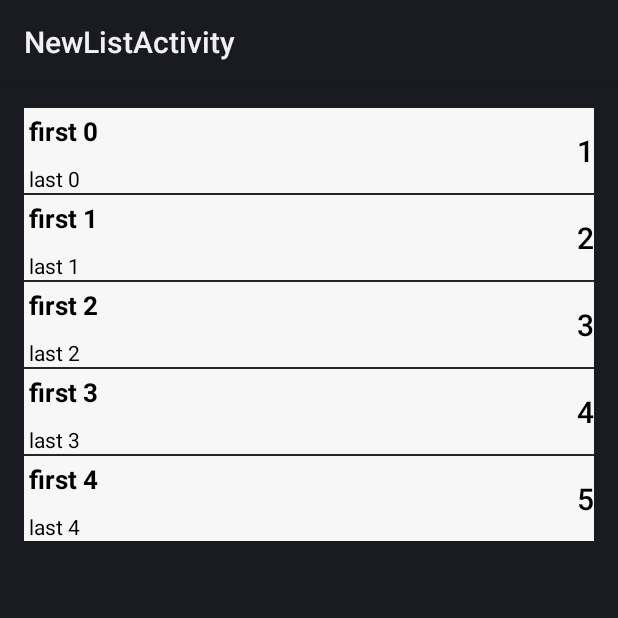
After one commit to cybergrouch/Contacts, an Android app: the NewListActivity screen opened directly, with no data from a screen before it, on a phone screen of 412 x 824 dp, the top half of it. The commit adds this screen. Run offline under Robolectric (Android 15) with nearby library versions, the phone set to English and light mode, and no system bars.

Commit message:
Adding NewListActivity

```diff
--- a/app/src/main/AndroidManifest.xml
+++ b/app/src/main/AndroidManifest.xml
@@ -18,9 +18,10 @@
                 <category android:name="android.intent.category.LAUNCHER" />
             </intent-filter>
         </activity>
-
         <activity android:name=".ContactListActivity" />
-
+        <activity
+            android:name=".NewListActivity"
+            android:label="@string/title_activity_new_list"></activity>
     </application>
 
 </manifest>
--- /dev/null
+++ b/app/src/main/java/com/paypal/first/contactsadapter/NewListActivity.java
@@ -0,0 +1,32 @@
+package com.paypal.first.contactsadapter;
+
+import android.app.Activity;
+import android.os.Bundle;
+import android.widget.ListView;
+
+import java.util.ArrayList;
+import java.util.List;
+
+public class NewListActivity extends Activity {
+
+    @Override
+    protected void onCreate(Bundle savedInstanceState) {
+        super.onCreate(savedInstanceState);
+        setContentView(R.layout.activity_new_list);
+
+        List<Person> listPerson = new ArrayList<>();
+        for (int i = 0; i < 5; i++) {
+            Person person = new Person();
+            person.setFirstName("first " + i);
+            person.setLastName("last " + i);
+            person.setAge(i + 1);
+            listPerson.add(person);
+        }
+
+        ListView listView = (ListView) findViewById(R.id.listView);
+        NewListAdapter adapter = new NewListAdapter(this, R.layout.newlistlayout, listPerson);
+        listView.setAdapter(adapter);
+
+    }
+
+}
--- /dev/null
+++ b/app/src/main/java/com/paypal/first/contactsadapter/NewListAdapter.java
@@ -0,0 +1,50 @@
+package com.paypal.first.contactsadapter;
+
+import android.content.Context;
+import android.view.LayoutInflater;
+import android.view.View;
+import android.view.ViewGroup;
+import android.widget.ArrayAdapter;
+import android.widget.TextView;
+
+import java.util.List;
+
+/**
+ * Created by wpantoja on 2/4/15.
+ */
+public class NewListAdapter extends ArrayAdapter<Person> {
+
+    List<Person> persons = null;
+    int layoutResource = 0;
+    Context context;
+
+    public NewListAdapter(Context context, int resource, List<Person> objects) {
+        super(context, resource, objects);
+        this.persons = objects;
+        this.layoutResource = resource;
+        this.context = context;
+    }
+
+    @Override
+    public View getView(int position, View convertView, ViewGroup parent) {
+
+        View view = convertView;
+        if (view == null) {
+            LayoutInflater inflater = (LayoutInflater) context
+                    .getSystemService(Context.LAYOUT_INFLATER_SERVICE);
+            view = inflater.inflate(layoutResource, null);
+
+            //holder = new ViewHolder();
+            //view.setTag(holder);
+        }
+        Person person = persons.get(position);
+        TextView firstNameView = (TextView) view.findViewById(R.id.firstname);
+        TextView lastNameView = (TextView) view.findViewById(R.id.lastname);
+        TextView ageView = (TextView) view.findViewById(R.id.age);
+
+        firstNameView.setText(person.getFirstName());
+        lastNameView.setText(person.getLastName());
+        ageView.setText(person.getAge() + "");
+        return view;
+    }
+}
--- /dev/null
+++ b/app/src/main/java/com/paypal/first/contactsadapter/Person.java
@@ -0,0 +1,38 @@
+package com.paypal.first.contactsadapter;
+
+/**
+ * Created by wpantoja on 2/4/15.
+ */
+public class Person {
+    String firstName;
+    String lastName;
+    int age;
+
+    public Person() {
+
+    }
+
+    public String getFirstName() {
+        return firstName;
+    }
+
+    public void setFirstName(String firstName) {
+        this.firstName = firstName;
+    }
+
+    public String getLastName() {
+        return lastName;
+    }
+
+    public void setLastName(String lastName) {
+        this.lastName = lastName;
+    }
+
+    public int getAge() {
+        return age;
+    }
+
+    public void setAge(int age) {
+        this.age = age;
+    }
+}
--- /dev/null
+++ b/app/src/main/res/layout/activity_new_list.xml
@@ -0,0 +1,19 @@
+<RelativeLayout xmlns:android="http://schemas.android.com/apk/res/android"
+    xmlns:tools="http://schemas.android.com/tools"
+    android:layout_width="match_parent"
+    android:layout_height="match_parent"
+    android:paddingLeft="@dimen/activity_horizontal_margin"
+    android:paddingRight="@dimen/activity_horizontal_margin"
+    android:paddingTop="@dimen/activity_vertical_margin"
+    android:paddingBottom="@dimen/activity_vertical_margin"
+    tools:context="com.paypal.first.contactsadapter.NewListActivity">
+
+    <ListView
+        android:layout_width="wrap_content"
+        android:layout_height="wrap_content"
+        android:id="@+id/listView"
+        android:layout_alignParentLeft="true"
+        android:layout_alignParentStart="true"
+        android:layout_alignParentTop="true" />
+
+</RelativeLayout>
--- a/app/src/main/res/layout/group.xml
+++ /dev/null
@@ -1,5 +0,0 @@
-<?xml version="1.0" encoding="utf-8"?>
-<ListView xmlns:android="http://schemas.android.com/apk/res/android"
-    android:id="@+id/outputList"
-    android:layout_width="fill_parent"
-    android:layout_height="fill_parent" />
--- /dev/null
+++ b/app/src/main/res/layout/newlistlayout.xml
@@ -0,0 +1,47 @@
+<?xml version="1.0" encoding="utf-8"?>
+<RelativeLayout xmlns:android="http://schemas.android.com/apk/res/android"
+    android:id="@+id/relativelay"
+    android:layout_width="fill_parent"
+    android:layout_height="wrap_content"
+    android:background="@drawable/bg_row"
+    android:orientation="vertical">
+
+    <TextView
+        android:id="@+id/firstname"
+        android:layout_width="fill_parent"
+        android:layout_height="wrap_content"
+        android:layout_marginLeft="3dp"
+        android:layout_marginTop="3dp"
+        android:ellipsize="end"
+        android:maxLines="1"
+        android:text="firstname"
+        android:textColor="#000000"
+        android:textSize="17dp"
+        android:textStyle="bold"></TextView>
+
+    <TextView
+        android:id="@+id/lastname"
+        android:layout_width="fill_parent"
+        android:layout_height="wrap_content"
+        android:layout_below="@+id/firstname"
+        android:layout_marginLeft="3dp"
+        android:layout_marginTop="10dp"
+        android:ellipsize="end"
+        android:maxLines="1"
+        android:text="lastname"
+        android:textColor="#000000"
+        android:textSize="14dp"></TextView>
+
+    <TextView
+        android:layout_width="wrap_content"
+        android:layout_height="wrap_content"
+        android:textAppearance="?android:attr/textAppearanceMedium"
+        android:text="age"
+        android:id="@+id/age"
+        android:layout_centerVertical="true"
+        android:layout_alignParentRight="true"
+        android:layout_alignParentEnd="true"
+        android:textColor="#000000"
+        android:textSize="20dp" />
+
+</RelativeLayout>
--- a/app/src/main/res/values/strings.xml
+++ b/app/src/main/res/values/strings.xml
@@ -3,5 +3,8 @@
 
     <string name="hello">Hello World, AndroidContactListViewActivity!</string>
     <string name="app_name">Android Contact ListView</string>
+    <string name="title_activity_new_list">NewListActivity</string>
+    <string name="hello_world">Hello world!</string>
+    <string name="action_settings">Settings</string>
 
 </resources>
```
Also changed, not shown: app/src/main/java/com/paypal/first/contactsadapter/ContanctAdapter.java (deleted, +0 -112 lines), app/src/main/java/com/paypal/first/contactsadapter/GetPhoneNumber.java (+11 -2 lines), app/src/main/java/com/paypal/first/contactsadapter/GroupActivity.java (deleted, +0 -121 lines), app/src/main/res/layout/getphone.xml (+16 -3 lines), app/src/main/res/menu/menu_new_list.xml (added, +10 -0 lines).
